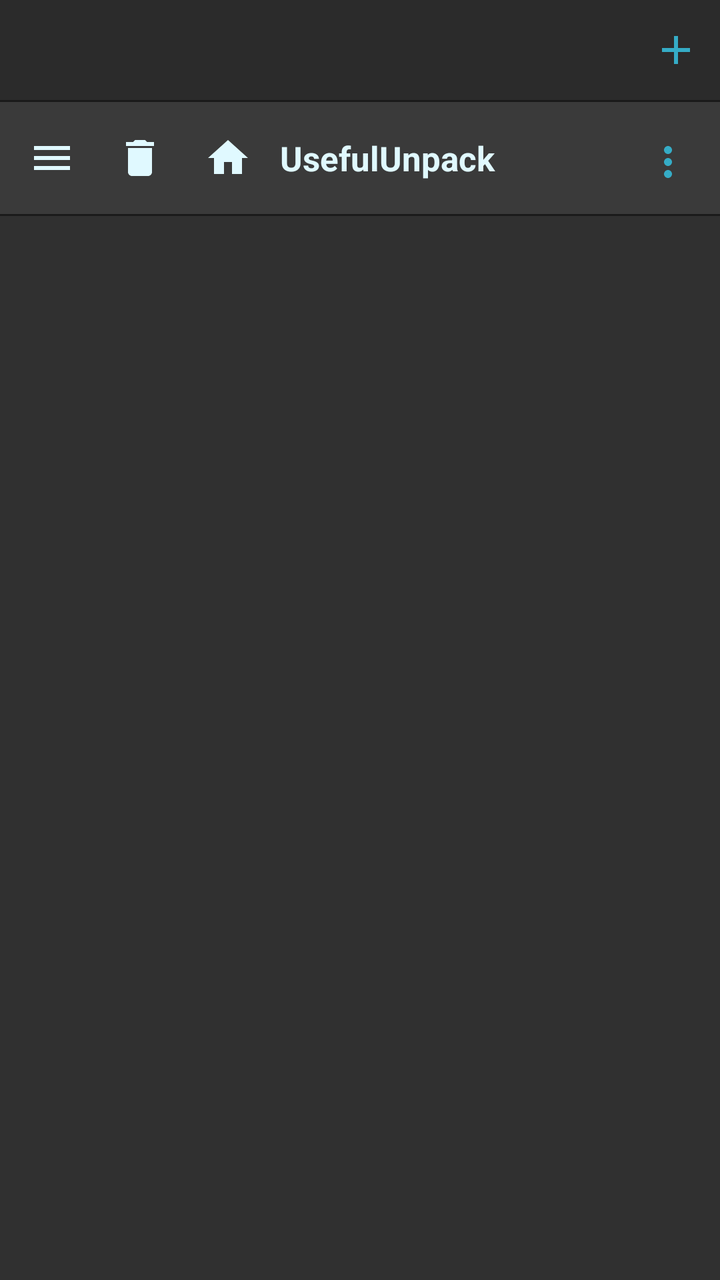
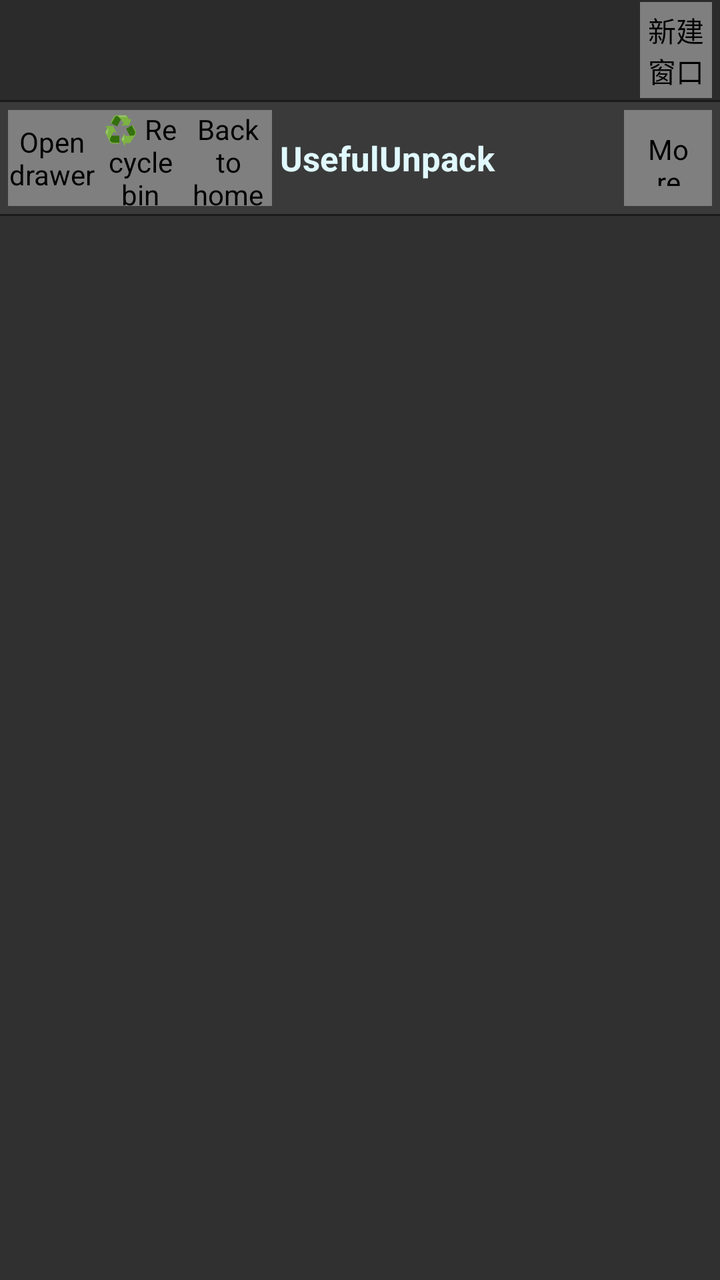

Compare the two renders of this Android layout. The source of the first and the diff that turns it into the second are given below.
<!-- AndroidManifest.xml: application theme Theme.UsefulUnpack -->
<!-- res/layout/activity_main.xml -->
<?xml version="1.0" encoding="utf-8"?>
<androidx.drawerlayout.widget.DrawerLayout
    xmlns:android="http://schemas.android.com/apk/res/android"
    xmlns:app="http://schemas.android.com/apk/res-auto"
    android:id="@+id/drawer"
    android:layout_width="match_parent"
    android:layout_height="match_parent">

    
    <androidx.constraintlayout.widget.ConstraintLayout
        android:id="@+id/root"
        android:layout_width="match_parent"
        android:layout_height="match_parent"
        android:background="@color/bg_file_list">

        
        <LinearLayout
            android:id="@+id/tabBar"
            android:layout_width="0dp"
            android:layout_height="@dimen/tabbar_height"
            android:orientation="horizontal"
            android:gravity="center_vertical"
            android:background="@color/bg_toolbar"
            android:paddingStart="@dimen/space_xs"
            android:paddingEnd="@dimen/space_xs"
            app:layout_constraintTop_toTopOf="parent"
            app:layout_constraintStart_toStartOf="parent"
            app:layout_constraintEnd_toEndOf="parent">

            <androidx.recyclerview.widget.RecyclerView
                android:id="@+id/tabList"
                android:layout_width="0dp"
                android:layout_height="match_parent"
                android:layout_weight="1"
                android:orientation="horizontal"
                android:scrollbars="none" />

            <ImageButton
                android:id="@+id/btnAddTab"
                android:layout_width="36dp"
                android:layout_height="36dp"
                android:src="@drawable/ic_add_tab"
                android:background="?attr/selectableItemBackgroundBorderless"
                app:tint="@color/accent"
                android:contentDescription="新建窗口" />
        </LinearLayout>

        
        <View
            android:id="@+id/dividerTabBar"
            android:layout_width="0dp"
            android:layout_height="1dp"
            android:background="@color/divider"
            app:layout_constraintTop_toBottomOf="@id/tabBar"
            app:layout_constraintStart_toStartOf="parent"
            app:layout_constraintEnd_toEndOf="parent" />

        
        <View
            android:id="@+id/dividerToolbar"
            android:layout_width="0dp"
            android:layout_height="1dp"
            android:background="@color/divider"
            app:layout_constraintTop_toBottomOf="@id/toolbar"
            app:layout_constraintStart_toStartOf="parent"
            app:layout_constraintEnd_toEndOf="parent" />

        
        <LinearLayout
            android:id="@+id/toolbar"
            android:layout_width="0dp"
            android:layout_height="?attr/actionBarSize"
            android:orientation="horizontal"
            android:gravity="center_vertical"
            android:background="@color/bg_surface_raised"
            android:paddingStart="4dp"
            android:paddingEnd="4dp"
            app:layout_constraintTop_toBottomOf="@id/dividerTabBar"
            app:layout_constraintStart_toStartOf="parent"
            app:layout_constraintEnd_toEndOf="parent">

            <ImageButton
                android:id="@+id/btnDrawer"
                android:layout_width="44dp"
                android:layout_height="44dp"
                android:src="@drawable/ic_drawer"
                android:background="?attr/selectableItemBackgroundBorderless"
                app:tint="@color/ui_icon_tint"
                android:contentDescription="@string/a11y_drawer" />

            <ImageButton
                android:id="@+id/btnRecycle"
                android:layout_width="44dp"
                android:layout_height="44dp"
                android:src="@drawable/ic_recycle"
                android:background="?attr/selectableItemBackgroundBorderless"
                app:tint="@color/ui_icon_tint"
                android:contentDescription="@string/title_recycle_bin" />

            <ImageButton
                android:id="@+id/btnRoot"
                android:layout_width="44dp"
                android:layout_height="44dp"
                android:src="@drawable/ic_home"
                android:background="?attr/selectableItemBackgroundBorderless"
                app:tint="@color/ui_icon_tint"
                android:contentDescription="@string/a11y_home" />

            <TextView
                android:id="@+id/tvTitle"
                android:layout_width="0dp"
                android:layout_height="wrap_content"
                android:layout_weight="1"
                android:text="UsefulUnpack"
                android:textSize="17sp"
                android:textColor="@color/text_primary"
                android:textStyle="bold"
                android:paddingStart="4dp"
                android:singleLine="true"
                android:ellipsize="end" />

            <ImageButton
                android:id="@+id/btnCLI"
                android:layout_width="44dp"
                android:layout_height="44dp"
                android:src="@drawable/ic_overflow"
                android:scaleType="centerInside"
                android:padding="10dp"
                app:tint="@color/accent"
                android:background="?attr/selectableItemBackgroundBorderless"
                android:contentDescription="@string/action_more" />
        </LinearLayout>

        
        <androidx.viewpager2.widget.ViewPager2
            android:id="@+id/viewPager"
            android:layout_width="0dp"
            android:layout_height="0dp"
            android:background="@color/bg_file_list"
            app:layout_constraintTop_toBottomOf="@id/dividerToolbar"
            app:layout_constraintBottom_toBottomOf="parent"
            app:layout_constraintStart_toStartOf="parent"
            app:layout_constraintEnd_toEndOf="parent" />

        
        <View
            android:id="@+id/touchShield"
            android:layout_width="0dp"
            android:layout_height="0dp"
            android:clickable="true"
            android:focusable="false"
            android:importantForAccessibility="no"
            android:visibility="gone"
            app:layout_constraintTop_toBottomOf="@id/dividerTabBar"
            app:layout_constraintBottom_toBottomOf="parent"
            app:layout_constraintStart_toStartOf="parent"
            app:layout_constraintEnd_toEndOf="parent" />

    </androidx.constraintlayout.widget.ConstraintLayout>

    
    <LinearLayout
        android:id="@+id/drawerContent"
        android:layout_width="260dp"
        android:layout_height="match_parent"
        android:layout_gravity="start"
        android:orientation="vertical"
        android:background="@color/bg_drawer">

        <TextView
            android:layout_width="match_parent"
            android:layout_height="48dp"
            android:gravity="center_vertical"
            android:paddingStart="16dp"
            android:text="@string/drawer_quick_paths"
            android:textSize="14sp"
            android:textColor="@color/accent"
            android:textStyle="bold"
            android:background="@color/bg_drawer_header" />

        <ListView
            android:id="@+id/listBookmarks"
            android:layout_width="match_parent"
            android:layout_height="0dp"
            android:layout_weight="1"
            android:divider="@color/bg_drawer_header"
            android:dividerHeight="1dp"
            android:scrollbars="none" />

        <TextView
            android:id="@+id/btnAddBookmark"
            android:layout_width="match_parent"
            android:layout_height="48dp"
            android:gravity="center"
            android:text="@string/drawer_add_current"
            android:textSize="13sp"
            android:textColor="@color/ui_base"
            android:background="?attr/selectableItemBackground"
            android:clickable="true"
            android:focusable="true" />
    </LinearLayout>

</androidx.drawerlayout.widget.DrawerLayout>
<!-- resources referenced by this layout -->
<resources>
  <color name="accent">#35acc6</color>
  <color name="bg_drawer">#252525</color>
  <color name="bg_drawer_header">#222222</color>
  <color name="bg_file_list">@color/bg_surface</color>
  <color name="bg_surface_raised">#3a3a3a</color>
  <color name="bg_toolbar">#2b2b2b</color>
  <color name="divider">#1a1a1a</color>
  <color name="text_primary">#e0f9ff</color>
  <color name="ui_base">@color/accent</color>
  <color name="ui_icon_tint">@color/text_primary</color>
  <dimen name="space_xs">4dp</dimen>
  <dimen name="tabbar_height">50dp</dimen>
  <!-- drawable ic_add_tab (drawable) -->
  <?xml version="1.0" encoding="utf-8"?>
  <vector xmlns:android="http://schemas.android.com/apk/res/android"
      android:width="24dp"
      android:height="24dp"
      android:viewportWidth="24"
      android:viewportHeight="24">
      <path
          android:fillColor="#FFFFFFFF"
          android:pathData="M19,13h-6v6h-2v-6H5v-2h6V5h2v6h6v2Z" />
  </vector>
  <!-- drawable ic_drawer (drawable) -->
  <?xml version="1.0" encoding="utf-8"?>
  <vector xmlns:android="http://schemas.android.com/apk/res/android"
      android:width="24dp"
      android:height="24dp"
      android:viewportWidth="24"
      android:viewportHeight="24">
      <path
          android:fillColor="#FFFFFFFF"
          android:pathData="M3,6h18v2H3V6m0,5h18v2H3v-2m0,5h18v2H3v-2Z" />
  </vector>
  <!-- drawable ic_home (drawable) -->
  <?xml version="1.0" encoding="utf-8"?>
  <vector xmlns:android="http://schemas.android.com/apk/res/android"
      android:width="24dp"
      android:height="24dp"
      android:viewportWidth="24"
      android:viewportHeight="24">
      <path
          android:fillColor="#FFFFFFFF"
          android:pathData="M10,20v-6h4v6h5v-8h3L12,3 2,12h3v8Z" />
  </vector>
  <string name="a11y_drawer">Open drawer</string>
  <string name="a11y_home">Back to home</string>
  <string name="action_more">More</string>
  <string name="drawer_add_current">+ Add current path</string>
  <string name="drawer_quick_paths">Quick paths</string>
  <string name="title_recycle_bin">♻️ Recycle bin</string>
  <color name="bg_surface">#303030</color>
  <color name="accent_dark">#00728b</color>
  <color name="accent_on">#06222a</color>
  <color name="state_error">#ff5252</color>
  <!-- drawable scrollbar_thumb_vertical (drawable) -->
  <?xml version="1.0" encoding="utf-8"?>
  <shape xmlns:android="http://schemas.android.com/apk/res/android"
      android:shape="rectangle">
      <size android:width="14dp" android:height="48dp" />
      <solid android:color="#59FFFFFF" />
      <corners android:radius="7dp" />
  </shape>
  <!-- drawable scrollbar_track_vertical (drawable) -->
  <?xml version="1.0" encoding="utf-8"?>
  <shape xmlns:android="http://schemas.android.com/apk/res/android"
      android:shape="rectangle">
      <size android:width="14dp" />
      <solid android:color="#1FFFFFFF" />
      <corners android:radius="7dp" />
  </shape>
  <color name="bg_surface_dim">#252525</color>
  <!-- drawable dialog_bg_rounded (drawable) -->
  <?xml version="1.0" encoding="utf-8"?>
  <shape xmlns:android="http://schemas.android.com/apk/res/android"
      android:shape="rectangle">
      <solid android:color="@color/bg_surface_dim" />
      <corners android:radius="14dp" />
  </shape>
  <color name="text_secondary">#b0b0b0</color>
  <style name="Widget.UsefulUnpack.Button.Positive" parent="Widget.AppCompat.Button.ButtonBar.AlertDialog">
          <item name="android:textColor">@color/accent</item>
      </style>
  <style name="Widget.UsefulUnpack.Button.Negative" parent="Widget.AppCompat.Button.ButtonBar.AlertDialog">
          <item name="android:textColor">@color/text_secondary</item>
      </style>
  <style name="Widget.UsefulUnpack.Button.Neutral" parent="Widget.AppCompat.Button.ButtonBar.AlertDialog">
          <item name="android:textColor">@color/accent</item>
      </style>
  <!-- unchanged entries left out for length: 4 -->
</resources>

<!-- the commit's change to res/layout/activity_main.xml (unified diff, before → after) -->
@@ -35,10 +35,10 @@
                 android:orientation="horizontal"
                 android:scrollbars="none" />
 
-            <ImageButton
+            <com.usefulunpacker.UuIconButton
                 android:id="@+id/btnAddTab"
                 android:layout_width="36dp"
-                android:layout_height="36dp"
+                android:layout_height="@dimen/touch_target"
                 android:src="@drawable/ic_add_tab"
                 android:background="?attr/selectableItemBackgroundBorderless"
                 app:tint="@color/accent"
@@ -79,28 +79,28 @@
             app:layout_constraintStart_toStartOf="parent"
             app:layout_constraintEnd_toEndOf="parent">
 
-            <ImageButton
+            <com.usefulunpacker.UuIconButton
                 android:id="@+id/btnDrawer"
                 android:layout_width="44dp"
-                android:layout_height="44dp"
+                android:layout_height="@dimen/touch_target"
                 android:src="@drawable/ic_drawer"
                 android:background="?attr/selectableItemBackgroundBorderless"
                 app:tint="@color/ui_icon_tint"
                 android:contentDescription="@string/a11y_drawer" />
 
-            <ImageButton
+            <com.usefulunpacker.UuIconButton
                 android:id="@+id/btnRecycle"
                 android:layout_width="44dp"
-                android:layout_height="44dp"
+                android:layout_height="@dimen/touch_target"
                 android:src="@drawable/ic_recycle"
                 android:background="?attr/selectableItemBackgroundBorderless"
                 app:tint="@color/ui_icon_tint"
                 android:contentDescription="@string/title_recycle_bin" />
 
-            <ImageButton
+            <com.usefulunpacker.UuIconButton
                 android:id="@+id/btnRoot"
                 android:layout_width="44dp"
-                android:layout_height="44dp"
+                android:layout_height="@dimen/touch_target"
                 android:src="@drawable/ic_home"
                 android:background="?attr/selectableItemBackgroundBorderless"
                 app:tint="@color/ui_icon_tint"
@@ -119,10 +119,10 @@
                 android:singleLine="true"
                 android:ellipsize="end" />
 
-            <ImageButton
+            <com.usefulunpacker.UuIconButton
                 android:id="@+id/btnCLI"
                 android:layout_width="44dp"
-                android:layout_height="44dp"
+                android:layout_height="@dimen/touch_target"
                 android:src="@drawable/ic_overflow"
                 android:scaleType="centerInside"
                 android:padding="10dp"
@@ -159,9 +159,9 @@
     </androidx.constraintlayout.widget.ConstraintLayout>
 
     
-    <LinearLayout
+    <com.usefulunpacker.UuSidePanel
         android:id="@+id/drawerContent"
-        android:layout_width="260dp"
+        android:layout_width="@dimen/drawer_width"
         android:layout_height="match_parent"
         android:layout_gravity="start"
         android:orientation="vertical"
@@ -198,6 +198,6 @@
             android:background="?attr/selectableItemBackground"
             android:clickable="true"
             android:focusable="true" />
-    </LinearLayout>
+    </com.usefulunpacker.UuSidePanel>
 
 </androidx.drawerlayout.widget.DrawerLayout>
<!-- resource entries referenced after the edit -->
@@ -10,8 +10,10 @@
   <color name="text_primary">#e0f9ff</color>
   <color name="ui_base">@color/accent</color>
   <color name="ui_icon_tint">@color/text_primary</color>
+  <dimen name="drawer_width">300dp</dimen>
   <dimen name="space_xs">4dp</dimen>
   <dimen name="tabbar_height">50dp</dimen>
+  <dimen name="touch_target">48dp</dimen>
   <!-- drawable ic_add_tab (drawable) -->
   <?xml version="1.0" encoding="utf-8"?>
   <vector xmlns:android="http://schemas.android.com/apk/res/android"
